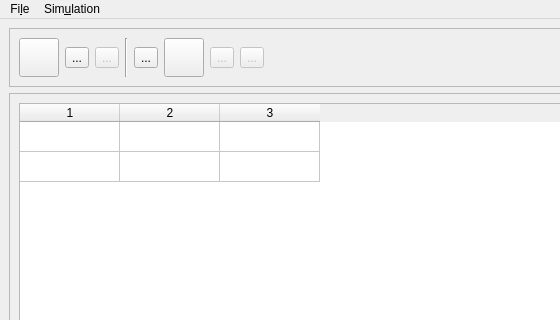
The window that mainwindow.ui (egor-demidov/soot-dem-gui) describes before a commit, drawn with Qt 5; both pictures show x 0 to 560 and y 0 to 320 of the 1200 by 800 pixel window.
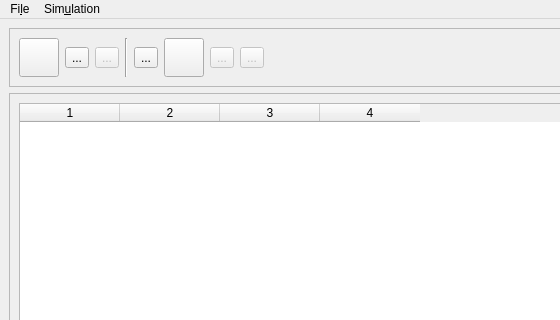
The same window after the commit. Icons and pictures are not drawn.

```diff
--- a/mainwindow.ui
+++ b/mainwindow.ui
@@ -289,16 +289,15 @@
           </property>
           <widget class="QTableWidget" name="parameterTable">
            <property name="rowCount">
-            <number>2</number>
+            <number>0</number>
            </property>
            <property name="columnCount">
-            <number>3</number>
+            <number>4</number>
            </property>
            <attribute name="verticalHeaderVisible">
             <bool>false</bool>
            </attribute>
-           <row/>
-           <row/>
+           <column/>
            <column/>
            <column/>
            <column/>
```
Left out of the diff: 2 changed lines with no effect on the pictures.
